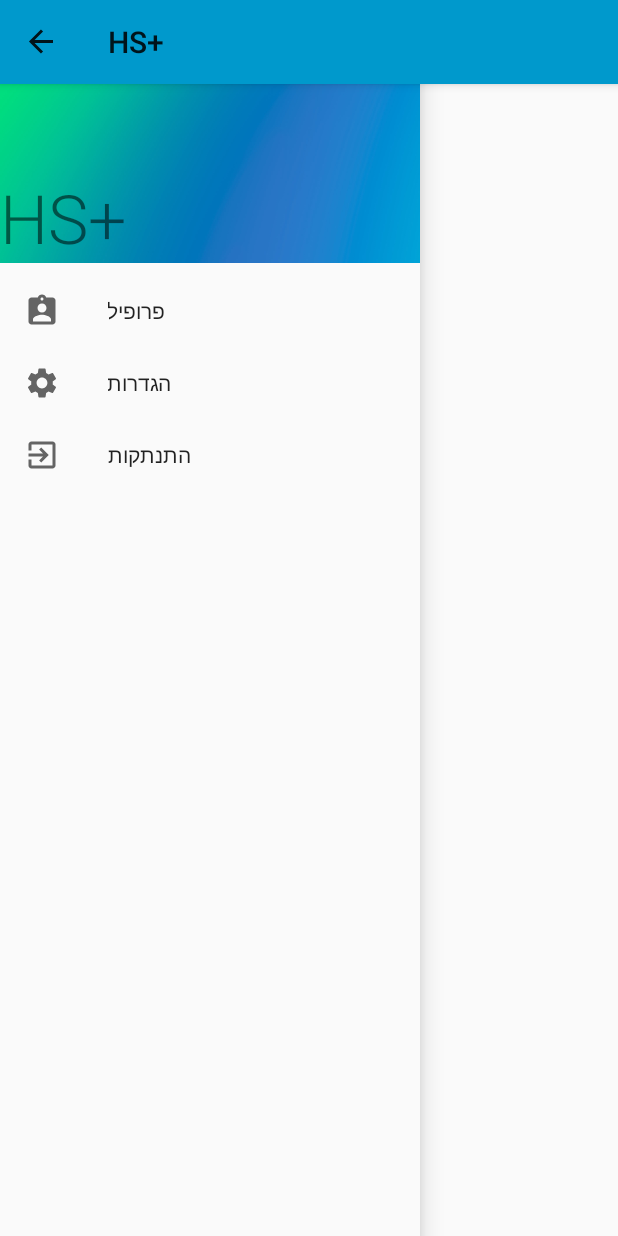
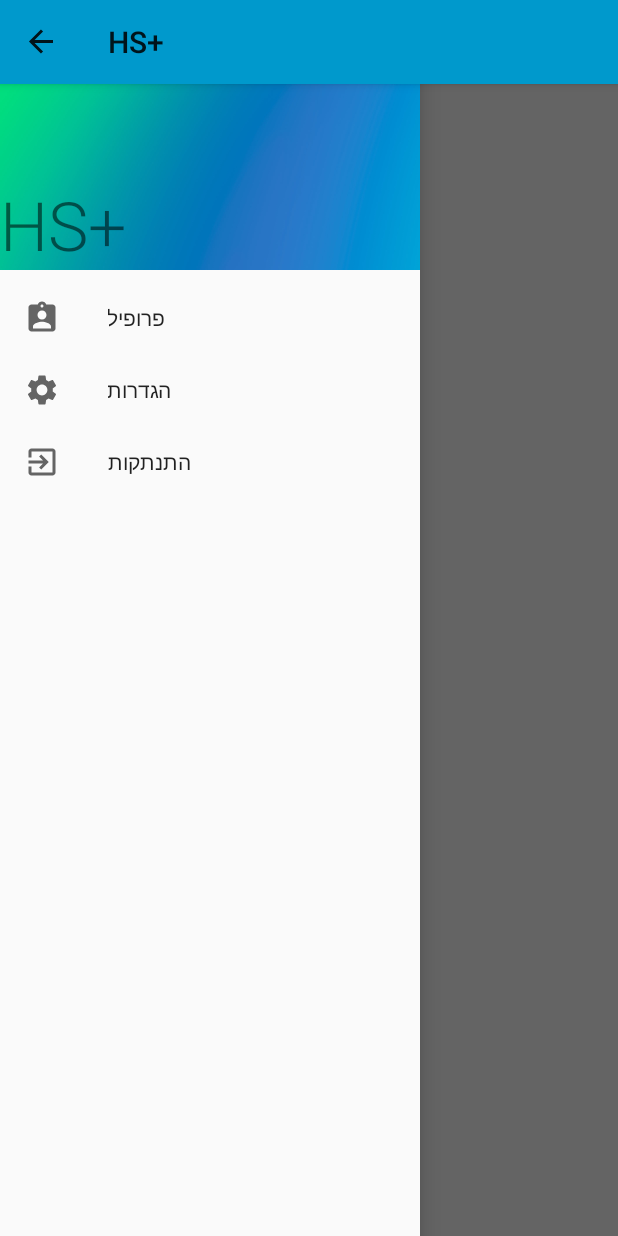
Before and after one commit to EladBG-code/SchoolProject, an Android app: the Homepage screen opened directly, with no data from a screen before it, with the side drawer open, on a phone screen of 412 x 824 dp. Run offline under Robolectric (Android 15) with nearby library versions, the phone set to English and light mode, and no system bars.

Commit message:
hamburger menu working

```diff
--- a/app/src/main/java/com/theproject/schoolproject/Homepage.java
+++ b/app/src/main/java/com/theproject/schoolproject/Homepage.java
@@ -49,9 +49,6 @@
         if(drawerLayout.isDrawerOpen(GravityCompat.START)){
             drawerLayout.closeDrawer(GravityCompat.START);
         }
-        else{
-            super.onBackPressed();
-        }
 
     }
 }
--- a/app/src/main/res/layout/activity_homepage.xml
+++ b/app/src/main/res/layout/activity_homepage.xml
@@ -64,6 +64,10 @@
         tools:openDrawer="start">
 
 
+        <ScrollView
+            android:layout_width="wrap_content"
+            android:layout_height="wrap_content"></ScrollView>
+
 
         <com.google.android.material.navigation.NavigationView
             android:id="@+id/nav_view"
--- a/app/src/main/res/layout/header.xml
+++ b/app/src/main/res/layout/header.xml
@@ -1,10 +1,10 @@
 <?xml version="1.0" encoding="utf-8"?>
 <LinearLayout xmlns:android="http://schemas.android.com/apk/res/android"
     android:layout_width="match_parent"
-    android:layout_height="175dp"
+    android:layout_height="180dp"
     android:background="@drawable/menu_header_background_picture"
     android:gravity="bottom|left"
-    android:orientation="vertical">
+    >
 
     <TextView
         android:layout_width="wrap_content"
--- a/app/src/main/res/values/colors.xml
+++ b/app/src/main/res/values/colors.xml
@@ -1,6 +1,6 @@
 <?xml version="1.0" encoding="utf-8"?>
 <resources>
-    <color name="colorPrimary">#6200EE</color>
-    <color name="colorPrimaryDark">#3700B3</color>
-    <color name="colorAccent">#03DAC5</color>
+    <color name="colorPrimary">#0099CC</color>
+    <color name="colorPrimaryDark">#0099CC</color>
+    <color name="colorAccent">#03A9F4</color>
 </resources>
```
Also changed, not shown: app/src/main/java/com/theproject/schoolproject/RegisterActivity.java (+8 -0 lines).
